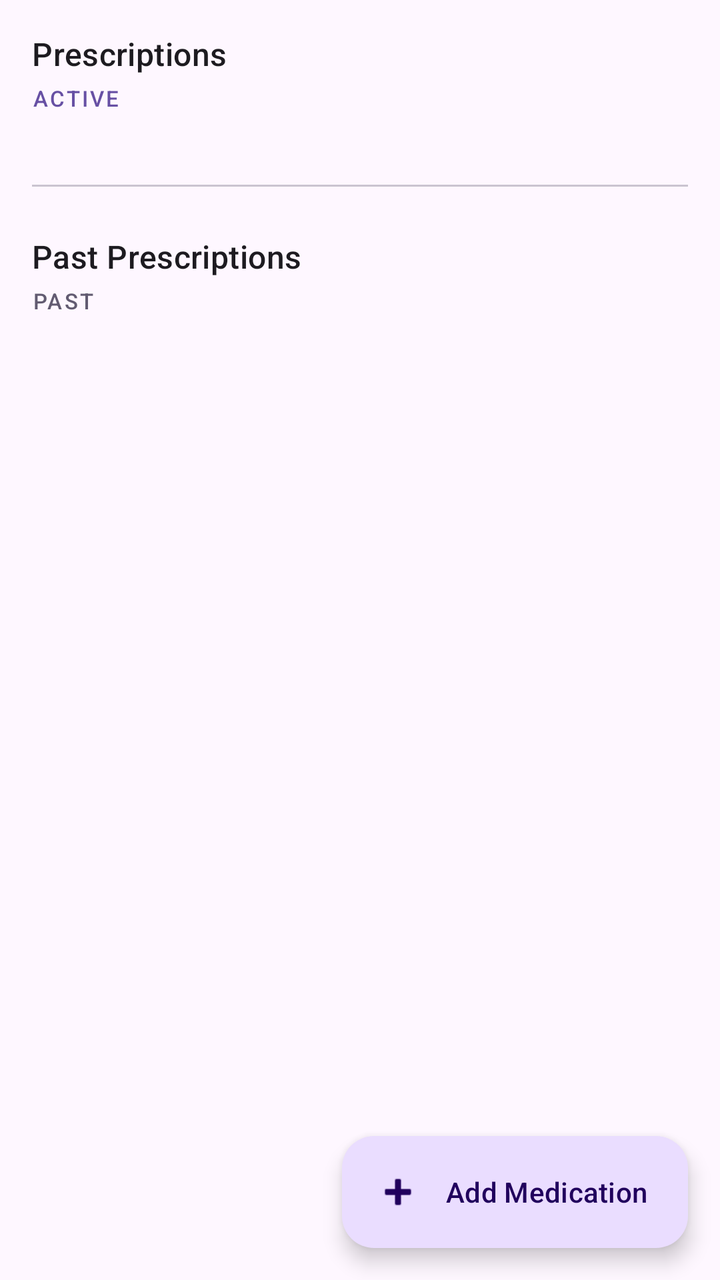
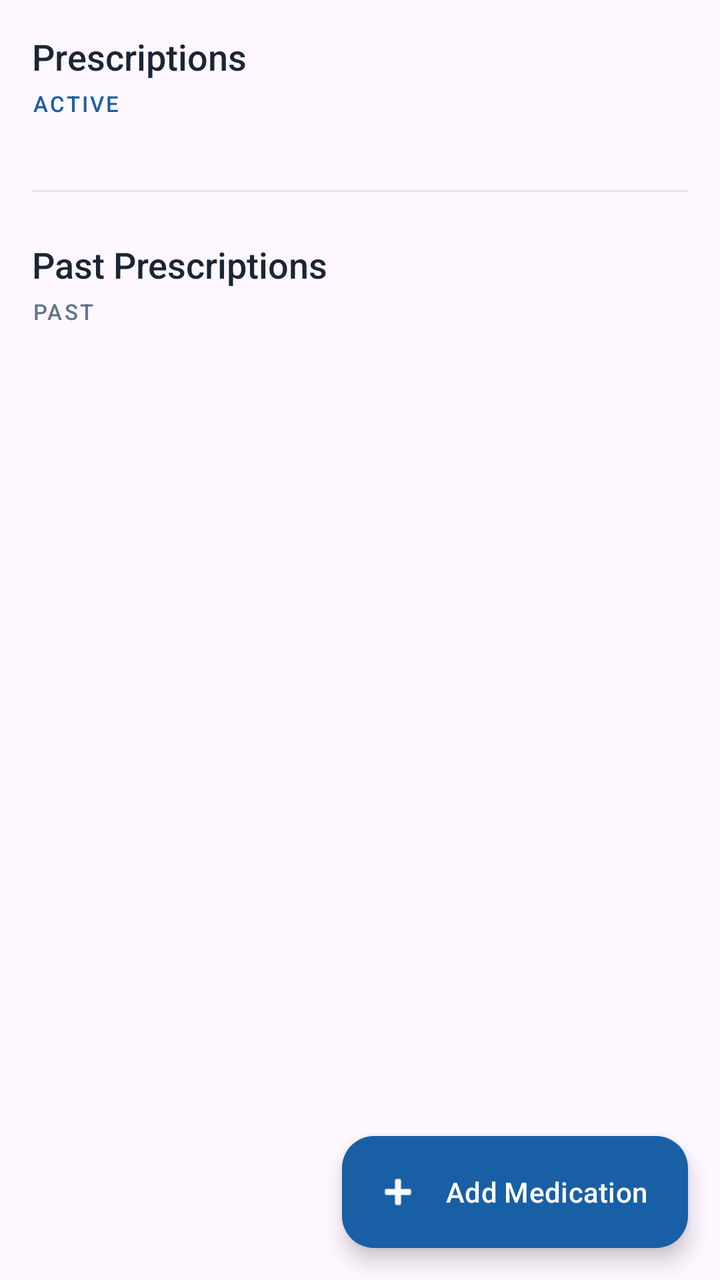

The first picture is an Android layout as it rendered before a commit; the second is the same layout after the commit. The layout source and the unified diff follow.
<!-- AndroidManifest.xml: application theme Theme.Healthcare_app -->
<!-- res/layout/fragment_rx.xml -->
<?xml version="1.0" encoding="utf-8"?>
<androidx.coordinatorlayout.widget.CoordinatorLayout xmlns:android="http://schemas.android.com/apk/res/android"
    xmlns:app="http://schemas.android.com/apk/res-auto"
    android:layout_width="match_parent"
    android:layout_height="match_parent">

    <androidx.core.widget.NestedScrollView
        android:layout_width="match_parent"
        android:layout_height="match_parent">

        <LinearLayout
            android:layout_width="match_parent"
            android:layout_height="wrap_content"
            android:orientation="vertical"
            android:paddingStart="16dp"
            android:paddingEnd="16dp"
            android:paddingTop="16dp"
            android:paddingBottom="96dp">

            
            <TextView
                android:layout_width="match_parent"
                android:layout_height="wrap_content"
                android:text="Prescriptions"
                android:textAppearance="?attr/textAppearanceTitleMedium"
                android:textColor="?attr/colorOnSurface"
                android:layout_marginBottom="4dp" />

            <TextView
                android:layout_width="match_parent"
                android:layout_height="wrap_content"
                android:text="ACTIVE"
                android:textAppearance="?attr/textAppearanceLabelSmall"
                android:textColor="?attr/colorPrimary"
                android:letterSpacing="0.1"
                android:layout_marginBottom="12dp" />

            <androidx.recyclerview.widget.RecyclerView
                android:id="@+id/recyclerViewActiveRx"
                android:layout_width="match_parent"
                android:layout_height="wrap_content"
                android:clipToPadding="false"
                android:nestedScrollingEnabled="false"
                android:layout_marginBottom="24dp" />

            <com.google.android.material.divider.MaterialDivider
                android:layout_width="match_parent"
                android:layout_height="wrap_content"
                android:layout_marginBottom="24dp"
                app:dividerColor="?attr/colorOutlineVariant" />

            
            <TextView
                android:layout_width="match_parent"
                android:layout_height="wrap_content"
                android:text="Past Prescriptions"
                android:textAppearance="?attr/textAppearanceTitleMedium"
                android:textColor="?attr/colorOnSurface"
                android:layout_marginBottom="4dp" />

            <TextView
                android:layout_width="match_parent"
                android:layout_height="wrap_content"
                android:text="PAST"
                android:textAppearance="?attr/textAppearanceLabelSmall"
                android:textColor="?attr/colorSecondary"
                android:letterSpacing="0.1"
                android:layout_marginBottom="12dp" />

            <androidx.recyclerview.widget.RecyclerView
                android:id="@+id/recyclerViewPastRx"
                android:layout_width="match_parent"
                android:layout_height="wrap_content"
                android:clipToPadding="false"
                android:nestedScrollingEnabled="false" />

        </LinearLayout>

    </androidx.core.widget.NestedScrollView>

    <com.google.android.material.floatingactionbutton.ExtendedFloatingActionButton
        android:id="@+id/btnAddMedication"
        android:layout_width="wrap_content"
        android:layout_height="wrap_content"
        android:layout_gravity="bottom|end"
        android:layout_margin="16dp"
        android:text="Add Medication"
        app:icon="@android:drawable/ic_input_add" />

</androidx.coordinatorlayout.widget.CoordinatorLayout>
<!-- resources referenced by this layout -->
<resources>
  <style name="Theme.Healthcare_app" parent="Base.Theme.Healthcare_app" />
  <style name="Base.Theme.Healthcare_app" parent="Theme.Material3.DayNight.NoActionBar">
      </style>
</resources>

<!-- the commit's change to res/layout/fragment_rx.xml (unified diff, before → after) -->
@@ -22,16 +22,18 @@
                 android:layout_width="match_parent"
                 android:layout_height="wrap_content"
                 android:text="Prescriptions"
-                android:textAppearance="?attr/textAppearanceTitleMedium"
-                android:textColor="?attr/colorOnSurface"
+                android:textSize="18sp"
+            android:fontFamily="sans-serif-medium"
+                android:textColor="#1A2535"
                 android:layout_marginBottom="4dp" />
 
             <TextView
                 android:layout_width="match_parent"
                 android:layout_height="wrap_content"
                 android:text="ACTIVE"
-                android:textAppearance="?attr/textAppearanceLabelSmall"
-                android:textColor="?attr/colorPrimary"
+                android:textSize="11sp"
+            android:fontFamily="sans-serif-medium"
+                android:textColor="#185FA5"
                 android:letterSpacing="0.1"
                 android:layout_marginBottom="12dp" />
 
@@ -43,27 +45,29 @@
                 android:nestedScrollingEnabled="false"
                 android:layout_marginBottom="24dp" />
 
-            <com.google.android.material.divider.MaterialDivider
+            <View
+            android:background="#E2E8F0"
                 android:layout_width="match_parent"
-                android:layout_height="wrap_content"
-                android:layout_marginBottom="24dp"
-                app:dividerColor="?attr/colorOutlineVariant" />
+                android:layout_height="1dp"
+                android:layout_marginBottom="24dp" />
 
             
             <TextView
                 android:layout_width="match_parent"
                 android:layout_height="wrap_content"
                 android:text="Past Prescriptions"
-                android:textAppearance="?attr/textAppearanceTitleMedium"
-                android:textColor="?attr/colorOnSurface"
+                android:textSize="18sp"
+            android:fontFamily="sans-serif-medium"
+                android:textColor="#1A2535"
                 android:layout_marginBottom="4dp" />
 
             <TextView
                 android:layout_width="match_parent"
                 android:layout_height="wrap_content"
                 android:text="PAST"
-                android:textAppearance="?attr/textAppearanceLabelSmall"
-                android:textColor="?attr/colorSecondary"
+                android:textSize="11sp"
+            android:fontFamily="sans-serif-medium"
+                android:textColor="#64748B"
                 android:letterSpacing="0.1"
                 android:layout_marginBottom="12dp" />
 
@@ -85,6 +89,11 @@
         android:layout_gravity="bottom|end"
         android:layout_margin="16dp"
         android:text="Add Medication"
-        app:icon="@android:drawable/ic_input_add" />
+        app:icon="@android:drawable/ic_input_add" 
+        app:backgroundTint="#185FA5"
+        android:textColor="#FFFFFF"
+        app:iconTint="#FFFFFF"
+        app:elevation="0dp"
+        android:fontFamily="sans-serif-medium" />
 
 </androidx.coordinatorlayout.widget.CoordinatorLayout>
<!-- resource entries referenced after the edit -->
@@ -1,7 +1,32 @@
 <!-- resources referenced by this layout -->
 <resources>
   <style name="Theme.Healthcare_app" parent="Base.Theme.Healthcare_app" />
-  <style name="Base.Theme.Healthcare_app" parent="Theme.Material3.DayNight.NoActionBar">
+  <style name="Base.Theme.Healthcare_app" parent="Theme.Material3.Light.NoActionBar">
+          <item name="bottomSheetDialogTheme">@style/Theme.Healthcare_app.BottomSheetDialog</item>
+      </style>
+  <style name="Theme.Healthcare_app.BottomSheetDialog" parent="ThemeOverlay.Material3.BottomSheetDialog">
+          <item name="android:windowIsFloating">false</item>
+          <item name="android:backgroundDimEnabled">true</item>
+          
+          <item name="colorSurface">#FFFFFF</item>
+          <item name="colorOnSurface">#1A2535</item>
+          <item name="colorOnSurfaceVariant">#64748B</item>
+          <item name="android:colorBackground">#FFFFFF</item>
+          <item name="colorPrimary">#185FA5</item>
+          <item name="colorOnPrimary">#FFFFFF</item>
+          
+          <item name="android:textColorPrimary">#1A2535</item>
+          <item name="android:textColorSecondary">#64748B</item>
+          <item name="android:textColorHint">#64748B</item>
+          
+          <item name="colorControlNormal">#E2E8F0</item>
+          <item name="colorControlActivated">#185FA5</item>
+          
+          <item name="bottomSheetStyle">@style/LightBottomSheetStyle</item>
+      </style>
+  <style name="LightBottomSheetStyle" parent="Widget.Material3.BottomSheet.Modal">
+          <item name="backgroundTint">#FFFFFF</item>
+          <item name="android:elevation">0dp</item>
       </style>
 </resources>
 
